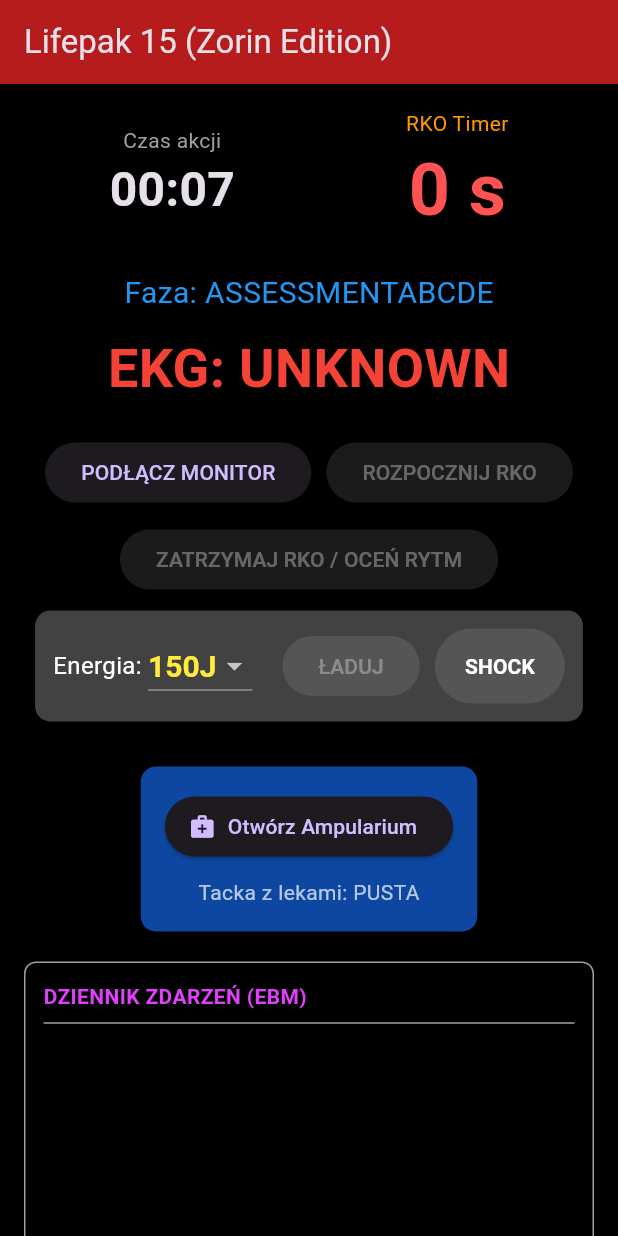
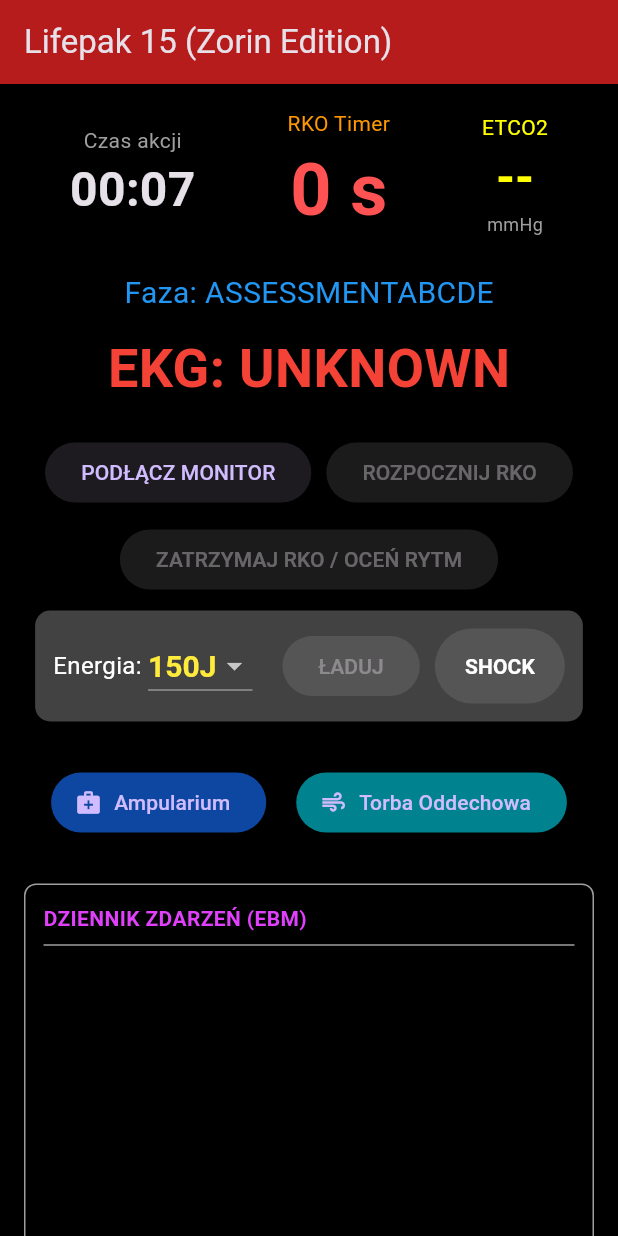
Before and after one commit to HvitSko/als_trainer, a Flutter app: the screen it shows after launch, on a phone screen of 412 x 824 dp. Run offline on Flutter 3.47's test engine with Material 3 defaults, Android fonts, the phone set to English and light mode, and no system bars.

Commit message:
feat: fizjologia ETCO2, automatyczna wentylacja z worka i weryfikacja preoksygenacji przed ETI

```diff
--- a/lib/features/scenario/models/als_state.dart
+++ b/lib/features/scenario/models/als_state.dart
@@ -7,6 +7,10 @@
 }
 
 enum PatientRhythm { unknown, vf, pvt, asystole, pea }
+
+enum AirwayType { none, basic, bvm, igel, endotracheal }
+
+enum IntubationStatus { none, esophageal, rightMainstem, correct }
 
 class AlsScenarioState {
   ResuscitationPhase currentPhase = ResuscitationPhase.assessmentABCDE;
@@ -21,16 +25,27 @@
   bool isDefibCharging = false;
   int selectedEnergy = 150;
   int chargedEnergy = 0;
-  int lastShockEnergy = 0; // NOWE: Pamięta energię poprzedniego wyładowania
+  int lastShockEnergy = 0;
 
   List<String> preparedDrugs = [];
   bool isPreparingDrug = false;
-
   List<String> log = [];
 
   int cprCyclesCompleted = 0;
   int lastAdrenalineTime = -999;
   int lastAmiodaroneTime = -999;
+  int cprInactiveSeconds = 0;
 
-  int cprInactiveSeconds = 0; // NOWE: Licznik "hands-off time"
+  // --- DRZWI DO PŁUC (AIRWAY & BREATHING) ---
+  AirwayType airwayStatus = AirwayType.none;
+  IntubationStatus intubationStatus = IntubationStatus.none;
+
+  double patientWeight = 75.0;
+  int oxygenFlow = 0;
+  bool isPreoxygenated = false; // NOWE: Flaga natlenienia przed ETI
+  int etco2 = 0; // NOWE: Wartość kapnografii
+
+  bool isCapnographyAttached = false;
+  bool isAuscultated = false;
+  bool intubationAttemptInProgress = false;
 }
--- a/lib/features/scenario/test_screen.dart
+++ b/lib/features/scenario/test_screen.dart
@@ -2,6 +2,7 @@
 import 'logic/game_engine.dart';
 import 'models/als_state.dart';
 import 'widgets/inventory/ampularium.dart';
+import 'widgets/inventory/airway_dialog.dart'; // NOWY IMPORT!
 
 class AlsTestScreen extends StatefulWidget {
   const AlsTestScreen({super.key});
@@ -38,6 +39,7 @@
                 mainAxisAlignment: MainAxisAlignment.center,
                 children: [
                   // --- MONITOR GÓRNY ---
+                  // --- MONITOR GÓRNY ---
                   Row(
                     mainAxisAlignment: MainAxisAlignment.spaceAround,
                     children: [
@@ -73,6 +75,29 @@
                                         ? Colors.redAccent
                                         : Colors.grey),
                             ),
+                          ),
+                        ],
+                      ),
+                      // NOWE: MONITOR ETCO2
+                      Column(
+                        children: [
+                          const Text(
+                            'ETCO2',
+                            style: TextStyle(color: Colors.yellowAccent),
+                          ),
+                          Text(
+                            state.isCapnographyAttached
+                                ? '${state.etco2}'
+                                : '--',
+                            style: const TextStyle(
+                              fontSize: 32,
+                              fontWeight: FontWeight.bold,
+                              color: Colors.yellowAccent,
+                            ),
+                          ),
+                          const Text(
+                            'mmHg',
+                            style: TextStyle(color: Colors.grey, fontSize: 12),
                           ),
                         ],
                       ),
@@ -127,7 +152,6 @@
                             : null,
                         child: const Text('ROZPOCZNIJ RKO'),
                       ),
-                      // Ręczne przerywanie RKO do oceny rytmu
                       ElevatedButton(
                         style: ElevatedButton.styleFrom(
                           backgroundColor: Colors.blue[600],
@@ -221,18 +245,16 @@
 
                   const SizedBox(height: 30),
 
-                  // --- FARMAKOLOGIA ---
-                  Container(
-                    padding: const EdgeInsets.all(16),
-                    decoration: BoxDecoration(
-                      color: Colors.blue[900],
-                      borderRadius: BorderRadius.circular(10),
-                    ),
-                    child: Column(
+                  // --- FARMAKOLOGIA I DRUGI ODDECHOWE (ZASOBY) ---
+                  Row(
+                    mainAxisAlignment: MainAxisAlignment.center,
                     children: [
                       ElevatedButton.icon(
                         icon: const Icon(Icons.medical_services),
-                          label: const Text('Otwórz Ampularium'),
+                        label: const Text('Ampularium'),
+                        style: ElevatedButton.styleFrom(
+                          backgroundColor: Colors.blue[900],
+                        ),
                         onPressed:
                             (state.isPreparingDrug ||
                                 state.preparedDrugs.length >= 2)
@@ -247,27 +269,50 @@
                                 );
                               },
                       ),
+                      const SizedBox(width: 20),
+                      // NOWY PRZYCISK: TORBA ODDECHOWA
+                      ElevatedButton.icon(
+                        icon: const Icon(Icons.air),
+                        label: const Text('Torba Oddechowa'),
+                        style: ElevatedButton.styleFrom(
+                          backgroundColor: Colors.cyan[800],
+                        ),
+                        onPressed: () {
+                          showDialog(
+                            context: context,
+                            builder: (context) => AirwayDialog(engine: engine),
+                          );
+                        },
+                      ),
+                    ],
+                  ),
+
                   const SizedBox(height: 10),
-                        if (state.preparedDrugs.isEmpty)
-                          const Text(
-                            'Tacka z lekami: PUSTA',
-                            style: TextStyle(color: Colors.white70),
+
+                  // Wyświetlanie przygotowanych leków
+                  if (state.preparedDrugs.isNotEmpty)
+                    Container(
+                      padding: const EdgeInsets.all(8),
+                      decoration: BoxDecoration(
+                        color: Colors.black45,
+                        borderRadius: BorderRadius.circular(8),
                       ),
-                        ...state.preparedDrugs.asMap().entries.map((entry) {
+                      child: Column(
+                        children: state.preparedDrugs.asMap().entries.map((
+                          entry,
+                        ) {
                           int index = entry.key;
                           String drugNameRaw = entry.value;
                           bool isReady = !drugNameRaw.startsWith(
                             'Przygotowywanie',
                           );
-                          String displayName = drugNameRaw.replaceAll(
-                            '|',
-                            ' ',
-                          ); // Odtwarzamy wygląd
+                          String displayName = drugNameRaw.replaceAll('|', ' ');
 
                           return Padding(
                             padding: const EdgeInsets.symmetric(vertical: 4.0),
                             child: Row(
                               mainAxisAlignment: MainAxisAlignment.center,
+                              mainAxisSize: MainAxisSize.min,
                               children: [
                                 Text(
                                   '💉 $displayName',
@@ -291,8 +336,7 @@
                               ],
                             ),
                           );
-                        }),
-                      ],
+                        }).toList(),
                       ),
                     ),
 
```
Also changed, not shown: lib/features/scenario/logic/game_engine.dart (+196 -83 lines), lib/features/scenario/widgets/inventory/airway_dialog.dart (added, +231 -0 lines). Lines whose indentation alone changed are shown as unchanged.
